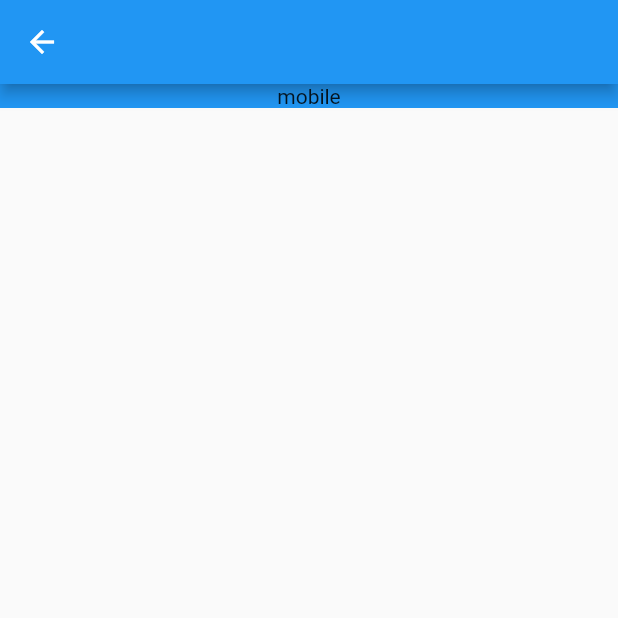
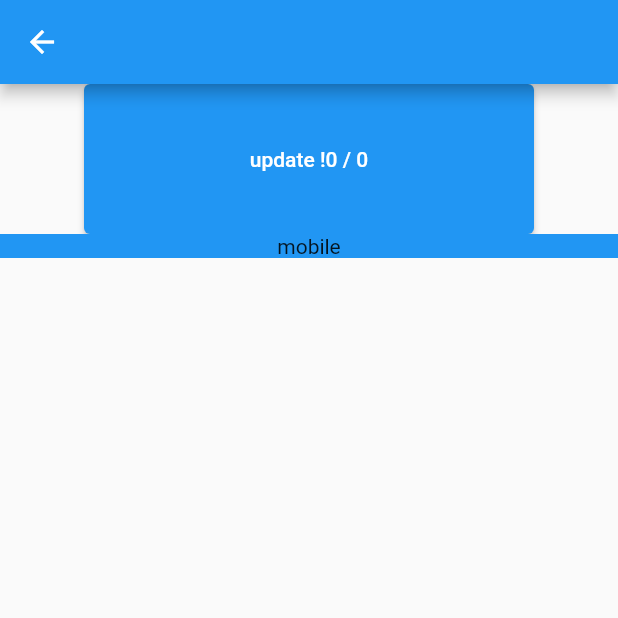
Before and after one commit to KKimj/flutter-template, a Flutter app: the screen it shows after launch, after a tap on "Go to subpage!", on a phone screen of 412 x 824 dp, the top half of it. Run offline on Flutter 3.47's test engine with Material 2 defaults, Android fonts, the phone set to English and light mode, and no system bars; our stand-ins replace freezed_annotation, get, responsive_builder.

Commit message:
update for state management

```diff
--- a/flutter_template_project/lib/main_scaffold.dart
+++ b/flutter_template_project/lib/main_scaffold.dart
@@ -1,4 +1,6 @@
 import 'package:flutter/material.dart';
+import 'package:flutter_template_project/viewmodels/test_viewmodel.dart';
+import 'package:flutter_template_project/viewmodels/user_viewmodel.dart';
 import 'package:get/get.dart';
 import 'core_packages.dart';
 import 'views/main_page.dart';
@@ -16,6 +18,15 @@ class MainScaffold extends StatelessWidget {
       home: MainPage(),
       theme: null,
       getPages: _getPages,
+      initialBinding: AppBinding(),
     );
   }
 }
+
+class AppBinding implements Bindings {
+  @override
+  void dependencies() {
+    Get.lazyPut(() => TestViewmodel());
+    Get.lazyPut(() => UserViewmodel());
+  }
+}
--- /dev/null
+++ b/flutter_template_project/lib/models/user_model.dart
@@ -0,0 +1,6 @@
+class User {
+  int id;
+  String name;
+
+  User({required this.id, required this.name});
+}
--- /dev/null
+++ b/flutter_template_project/lib/viewmodels/test_viewmodel.dart
@@ -0,0 +1,13 @@
+import 'package:flutter_template_project/core_packages.dart';
+import 'package:flutter_template_project/models/test_model.dart';
+
+class TestViewmodel extends GetxController {
+  var test = Test(id: 0, value: 0);
+
+  void test_update({required int id, required int value}) {
+    test = test.copyWith(id: id, value: value);
+    update();
+  }
+
+  static TestViewmodel get to => Get.find();
+}
--- /dev/null
+++ b/flutter_template_project/lib/viewmodels/user_viewmodel.dart
@@ -0,0 +1,8 @@
+import 'package:flutter_template_project/core_packages.dart';
+import 'package:flutter_template_project/models/user_model.dart';
+
+class UserViewmodel extends GetxController {
+  var user = User(id: 1, name: 'Hello').obs;
+
+  static UserViewmodel get to => Get.find();
+}
--- a/flutter_template_project/lib/views/main_page.dart
+++ b/flutter_template_project/lib/views/main_page.dart
@@ -1,9 +1,12 @@
 import 'package:flutter/material.dart';
 import 'package:flutter_template_project/_util/device_info.dart';
 import 'package:flutter_template_project/models/test_model.dart';
+import 'package:flutter_template_project/viewmodels/user_viewmodel.dart';
 import 'package:get/get.dart';
 
 import 'package:responsive_builder/responsive_builder.dart';
+
+import 'package:flutter_template_project/viewmodels/test_viewmodel.dart';
 
 class MainPage extends StatelessWidget {
   @override
@@ -14,8 +17,6 @@ class MainPage extends StatelessWidget {
 
     num width2 = Get.width;
 
-    var test1 = Test(id: 1, value: 3);
-
     return Scaffold(
       appBar: AppBar(),
       body: SafeArea(child: ResponsiveBuilder(
@@ -24,17 +25,21 @@ class MainPage extends StatelessWidget {
             child: Column(
               children: [
                 Text('Hello template'),
-                Text('is web : $status'),
-                Text('is LargePhone : $isLargePhone'),
-                Text('width : $width'),
-                Text('width : $width2'),
-                Text('test id : $test1'),
                 ElevatedButton(
                   onPressed: () {
                     Get.toNamed('/sub');
                   },
                   child: Text('Go to subpage!'),
-                )
+                ),
+                ElevatedButton(
+                  onPressed: () {
+                    var id = TestViewmodel.to.test.id + 1;
+                    var value = TestViewmodel.to.test.value + 1;
+                    TestViewmodel.to.test_update(id: id, value: value);
+                  },
+                  child: Text('update !'
+                      '${TestViewmodel.to.test.id} / ${TestViewmodel.to.test.value}'),
+                ),
               ],
             ),
           );
--- a/flutter_template_project/lib/views/sub_page.dart
+++ b/flutter_template_project/lib/views/sub_page.dart
@@ -1,4 +1,5 @@
 import 'package:flutter/material.dart';
+import 'package:flutter_template_project/viewmodels/test_viewmodel.dart';
 import 'package:get/get.dart';
 import 'package:responsive_builder/responsive_builder.dart';
 
@@ -10,6 +11,19 @@ class SubPage extends StatelessWidget {
       body: SafeArea(
         child: Column(
           children: [
+            SizedBox(
+              height: 100,
+              width: 300,
+              child: ElevatedButton(
+                onPressed: () {
+                  var id = TestViewmodel.to.test.id + 1;
+                  var value = TestViewmodel.to.test.value + 1;
+                  TestViewmodel.to.test_update(id: id, value: value);
+                },
+                child: Text('update !'
+                    '${TestViewmodel.to.test.id} / ${TestViewmodel.to.test.value}'),
+              ),
+            ),
             ScreenTypeLayout(
               // breakpoints: ScreenBreakpoints(tablet: 600, desktop: 950, watch: 300),
               mobile: Container(
```
